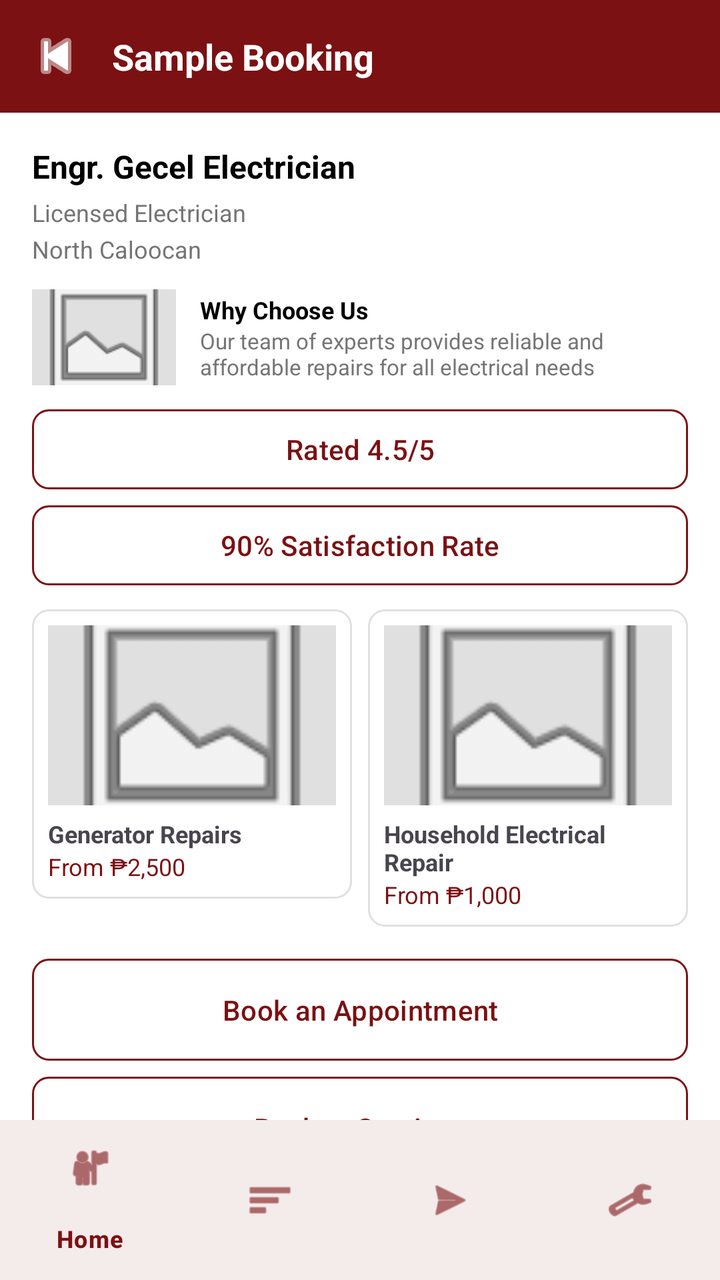
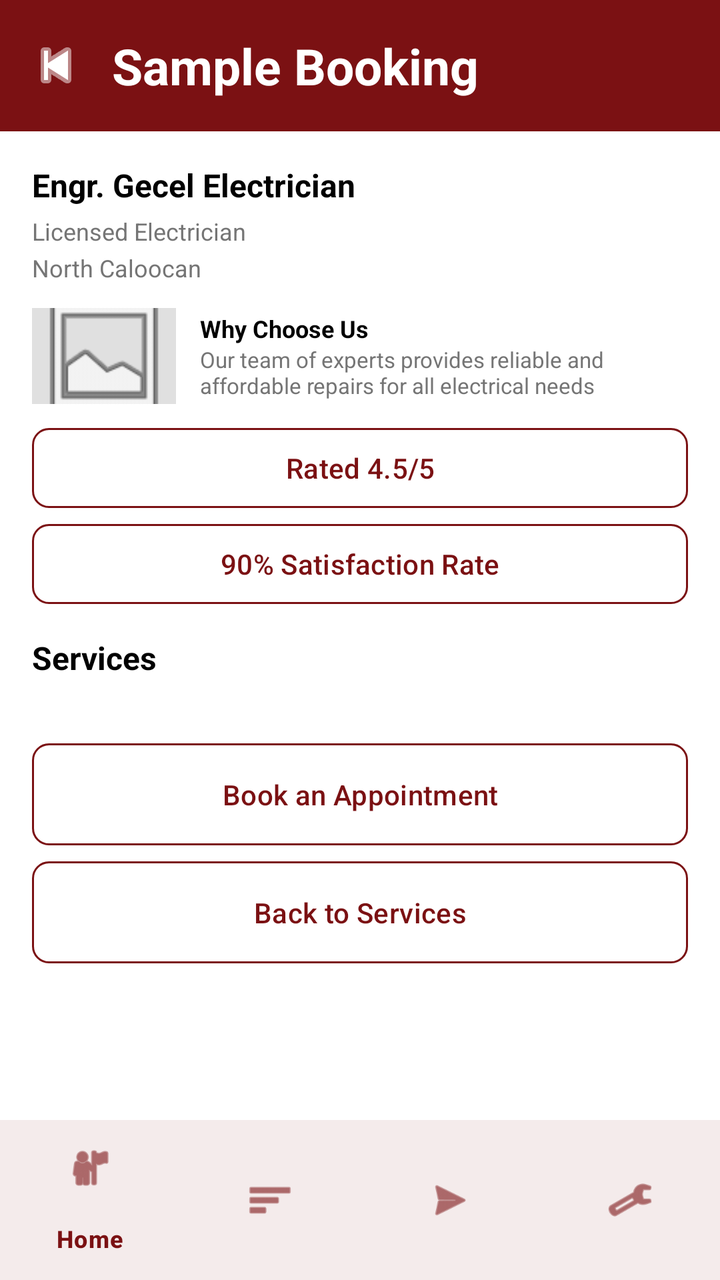

The first picture is an Android layout as it rendered before a commit; the second is the same layout after the commit. The layout source and the unified diff follow.
<!-- AndroidManifest.xml: application theme Theme.FixItFinderApp -->
<!-- res/layout/activity_booking.xml -->
<?xml version="1.0" encoding="utf-8"?>
<androidx.coordinatorlayout.widget.CoordinatorLayout
    xmlns:android="http://schemas.android.com/apk/res/android"
    xmlns:app="http://schemas.android.com/apk/res-auto"
    android:layout_width="match_parent"
    android:layout_height="match_parent"
    android:background="@color/white">

    <androidx.core.widget.NestedScrollView
        android:layout_width="match_parent"
        android:layout_height="match_parent"
        android:fillViewport="true">

        <androidx.constraintlayout.widget.ConstraintLayout
            android:layout_width="match_parent"
            android:layout_height="wrap_content">

            
            <LinearLayout
                android:id="@+id/headerLayout"
                android:layout_width="match_parent"
                android:layout_height="wrap_content"
                android:orientation="horizontal"
                android:background="@color/color_primary"
                android:padding="16dp"
                android:gravity="center_vertical"
                app:layout_constraintTop_toTopOf="parent"
                app:layout_constraintStart_toStartOf="parent"
                app:layout_constraintEnd_toEndOf="parent">

                <ImageButton
                    android:id="@+id/btnBack"
                    android:layout_width="24dp"
                    android:layout_height="24dp"
                    android:src="@android:drawable/ic_media_previous"
                    android:tint="@color/white"
                    android:padding="4dp"
                    android:background="?attr/selectableItemBackgroundBorderless"
                    android:contentDescription="Back"
                    android:layout_marginEnd="16dp" />

                <TextView
                    android:id="@+id/tvHeaderTitle"
                    android:layout_width="0dp"
                    android:layout_height="wrap_content"
                    android:layout_weight="1"
                    android:text="Sample Booking"
                    android:textSize="18sp"
                    android:textStyle="bold"
                    android:textColor="@color/white" />
            </LinearLayout>

            
            <TextView
                android:id="@+id/tvProviderName"
                android:layout_width="0dp"
                android:layout_height="wrap_content"
                android:text="Engr. Gecel Electrician"
                android:textSize="16sp"
                android:textStyle="bold"
                android:textColor="@android:color/black"
                android:layout_marginStart="16dp"
                android:layout_marginTop="16dp"
                app:layout_constraintTop_toBottomOf="@+id/headerLayout"
                app:layout_constraintStart_toStartOf="parent"
                app:layout_constraintEnd_toEndOf="parent" />

            <TextView
                android:id="@+id/tvProviderSubtitle"
                android:layout_width="0dp"
                android:layout_height="wrap_content"
                android:text="Licensed Electrician"
                android:textSize="12sp"
                android:textColor="#757575"
                android:layout_marginStart="16dp"
                android:layout_marginTop="4dp"
                app:layout_constraintTop_toBottomOf="@+id/tvProviderName"
                app:layout_constraintStart_toStartOf="parent"
                app:layout_constraintEnd_toEndOf="parent" />

            <TextView
                android:id="@+id/tvProviderLocation"
                android:layout_width="0dp"
                android:layout_height="wrap_content"
                android:text="North Caloocan"
                android:textSize="12sp"
                android:textColor="#757575"
                android:layout_marginStart="16dp"
                android:layout_marginTop="2dp"
                app:layout_constraintTop_toBottomOf="@+id/tvProviderSubtitle"
                app:layout_constraintStart_toStartOf="parent"
                app:layout_constraintEnd_toEndOf="parent" />

            
            <LinearLayout
                android:id="@+id/layoutWhy"
                android:layout_width="0dp"
                android:layout_height="wrap_content"
                android:layout_marginTop="12dp"
                android:layout_marginStart="16dp"
                android:layout_marginEnd="16dp"
                android:orientation="horizontal"
                android:gravity="center_vertical"
                app:layout_constraintTop_toBottomOf="@+id/tvProviderLocation"
                app:layout_constraintStart_toStartOf="parent"
                app:layout_constraintEnd_toEndOf="parent">

                <ImageView
                    android:layout_width="72dp"
                    android:layout_height="48dp"
                    android:scaleType="centerCrop"
                    android:contentDescription="Why Choose Us"
                    android:src="@android:drawable/ic_menu_gallery"
                    android:background="#E0E0E0" />

                <LinearLayout
                    android:layout_width="0dp"
                    android:layout_height="wrap_content"
                    android:layout_marginStart="12dp"
                    android:layout_weight="1"
                    android:orientation="vertical">

                    <TextView
                        android:layout_width="wrap_content"
                        android:layout_height="wrap_content"
                        android:text="Why Choose Us"
                        android:textStyle="bold"
                        android:textSize="12sp"
                        android:textColor="@android:color/black" />

                    <TextView
                        android:layout_width="wrap_content"
                        android:layout_height="wrap_content"
                        android:text="Our team of experts provides reliable and affordable repairs for all electrical needs"
                        android:textSize="11sp"
                        android:textColor="#757575" />
                </LinearLayout>
            </LinearLayout>

            <Button
                android:id="@+id/btnRating"
                android:layout_width="0dp"
                android:layout_height="40dp"
                android:layout_marginTop="12dp"
                android:layout_marginStart="16dp"
                android:layout_marginEnd="16dp"
                android:text="Rated 4.5/5"
                android:textColor="@color/color_primary"
                android:background="@drawable/button_outline_red"
                app:layout_constraintTop_toBottomOf="@+id/layoutWhy"
                app:layout_constraintStart_toStartOf="parent"
                app:layout_constraintEnd_toEndOf="parent" />

            <Button
                android:id="@+id/btnSatisfaction"
                android:layout_width="0dp"
                android:layout_height="40dp"
                android:layout_marginTop="8dp"
                android:layout_marginStart="16dp"
                android:layout_marginEnd="16dp"
                android:text="90% Satisfaction Rate"
                android:textColor="@color/color_primary"
                android:background="@drawable/button_outline_red"
                app:layout_constraintTop_toBottomOf="@+id/btnRating"
                app:layout_constraintStart_toStartOf="parent"
                app:layout_constraintEnd_toEndOf="parent" />

            <LinearLayout
                android:id="@+id/layoutServiceCards"
                android:layout_width="0dp"
                android:layout_height="wrap_content"
                android:layout_marginTop="12dp"
                android:layout_marginStart="16dp"
                android:layout_marginEnd="16dp"
                android:orientation="horizontal"
                app:layout_constraintTop_toBottomOf="@+id/btnSatisfaction"
                app:layout_constraintStart_toStartOf="parent"
                app:layout_constraintEnd_toEndOf="parent">

                <LinearLayout
                    android:layout_width="0dp"
                    android:layout_height="wrap_content"
                    android:layout_weight="1"
                    android:orientation="vertical"
                    android:background="@drawable/bg_service_card"
                    android:padding="8dp"
                    android:layout_marginEnd="8dp">

                    <ImageView
                        android:layout_width="match_parent"
                        android:layout_height="90dp"
                        android:scaleType="centerCrop"
                        android:background="#E0E0E0"
                        android:src="@android:drawable/ic_menu_gallery"
                        android:contentDescription="Service Image" />

                    <TextView
                        android:layout_width="wrap_content"
                        android:layout_height="wrap_content"
                        android:layout_marginTop="6dp"
                        android:text="Generator Repairs"
                        android:textSize="12sp"
                        android:textStyle="bold" />

                    <TextView
                        android:layout_width="wrap_content"
                        android:layout_height="wrap_content"
                        android:text="From ₱2,500"
                        android:textSize="12sp"
                        android:textColor="@color/color_primary" />
                </LinearLayout>

                <LinearLayout
                    android:layout_width="0dp"
                    android:layout_height="wrap_content"
                    android:layout_weight="1"
                    android:orientation="vertical"
                    android:background="@drawable/bg_service_card"
                    android:padding="8dp">

                    <ImageView
                        android:layout_width="match_parent"
                        android:layout_height="90dp"
                        android:scaleType="centerCrop"
                        android:background="#E0E0E0"
                        android:src="@android:drawable/ic_menu_gallery"
                        android:contentDescription="Service Image" />

                    <TextView
                        android:layout_width="wrap_content"
                        android:layout_height="wrap_content"
                        android:layout_marginTop="6dp"
                        android:text="Household Electrical Repair"
                        android:textSize="12sp"
                        android:textStyle="bold" />

                    <TextView
                        android:layout_width="wrap_content"
                        android:layout_height="wrap_content"
                        android:text="From ₱1,000"
                        android:textSize="12sp"
                        android:textColor="@color/color_primary" />
                </LinearLayout>
            </LinearLayout>

            
            <Button
                android:id="@+id/btnBookAppointment"
                android:layout_width="0dp"
                android:layout_height="wrap_content"
                android:text="Book an Appointment"
                android:textColor="@color/color_primary"
                android:background="@drawable/button_outline_red"
                android:padding="12dp"
                android:layout_marginTop="16dp"
                android:layout_marginStart="16dp"
                android:layout_marginEnd="16dp"
                app:layout_constraintTop_toBottomOf="@+id/layoutServiceCards"
                app:layout_constraintStart_toStartOf="parent"
                app:layout_constraintEnd_toEndOf="parent" />

            <Button
                android:id="@+id/btnBackToServices"
                android:layout_width="0dp"
                android:layout_height="wrap_content"
                android:text="Back to Services"
                android:textColor="@color/color_primary"
                android:background="@drawable/button_outline_red"
                android:padding="12dp"
                android:layout_marginTop="8dp"
                android:layout_marginStart="16dp"
                android:layout_marginEnd="16dp"
                android:layout_marginBottom="80dp"
                app:layout_constraintTop_toBottomOf="@+id/btnBookAppointment"
                app:layout_constraintStart_toStartOf="parent"
                app:layout_constraintEnd_toEndOf="parent" />

        </androidx.constraintlayout.widget.ConstraintLayout>
    </androidx.core.widget.NestedScrollView>

    
    <com.google.android.material.bottomnavigation.BottomNavigationView
        android:id="@+id/bottomNavigation"
        android:layout_width="match_parent"
        android:layout_height="wrap_content"
        android:layout_gravity="bottom"
        android:background="@color/white"
        app:itemTextColor="@color/color_primary"
        app:itemIconTint="@color/color_primary"
        app:menu="@menu/bottom_navigation" />

</androidx.coordinatorlayout.widget.CoordinatorLayout>
<!-- resources referenced by this layout -->
<resources>
  <color name="color_primary">#7B1113</color>
  <color name="white">#FFFFFFFF</color>
  <!-- drawable bg_service_card (drawable) -->
  <?xml version="1.0" encoding="utf-8"?>
  <shape xmlns:android="http://schemas.android.com/apk/res/android"
      android:shape="rectangle">
      <solid android:color="@android:color/white" />
      <stroke
          android:width="1dp"
          android:color="#E0E0E0" />
      <corners android:radius="8dp" />
  </shape>
  <!-- drawable button_outline_red (drawable) -->
  <?xml version="1.0" encoding="utf-8"?>
  <shape xmlns:android="http://schemas.android.com/apk/res/android"
      android:shape="rectangle">
      <solid android:color="@android:color/transparent" />
      <stroke
          android:width="1dp"
          android:color="@color/color_primary" />
      <corners android:radius="8dp" />
      <padding
          android:left="16dp"
          android:top="8dp"
          android:right="16dp"
          android:bottom="8dp" />
  </shape>
  <style name="Theme.FixItFinderApp" parent="Base.Theme.FixItFinderApp" />
  <style name="Base.Theme.FixItFinderApp" parent="Theme.Material3.DayNight.NoActionBar">
          <item name="colorPrimary">@color/color_primary</item>
          <item name="colorSecondary">@color/color_secondary</item>
          <item name="colorSurface">@color/color_background</item>
          <item name="colorOnSurface">@color/color_text_dark</item>
          <item name="colorPrimaryContainer">@color/color_primary</item>
          <item name="colorOnPrimary">@color/color_background</item>
      </style>
  <color name="color_secondary">#825037</color>
  <color name="color_background">#FFFFFF</color>
  <color name="color_text_dark">#2C2C2C</color>
</resources>

<!-- the commit's change to res/layout/activity_booking.xml (unified diff, before → after) -->
@@ -45,7 +45,7 @@
                     android:layout_height="wrap_content"
                     android:layout_weight="1"
                     android:text="Sample Booking"
-                    android:textSize="18sp"
+                    android:textSize="25sp"
                     android:textStyle="bold"
                     android:textColor="@color/white" />
             </LinearLayout>
@@ -165,83 +165,46 @@
                 app:layout_constraintStart_toStartOf="parent"
                 app:layout_constraintEnd_toEndOf="parent" />
 
-            <LinearLayout
-                android:id="@+id/layoutServiceCards"
-                android:layout_width="0dp"
-                android:layout_height="wrap_content"
-                android:layout_marginTop="12dp"
-                android:layout_marginStart="16dp"
-                android:layout_marginEnd="16dp"
-                android:orientation="horizontal"
+            <TextView
+                android:id="@+id/tvServicesTitle"
+                android:layout_width="wrap_content"
+                android:layout_height="wrap_content"
+                android:text="Services"
+                android:textSize="16sp"
+                android:textStyle="bold"
+                android:textColor="@android:color/black"
+                android:layout_marginTop="16dp"
+                android:layout_marginStart="16dp"
                 app:layout_constraintTop_toBottomOf="@+id/btnSatisfaction"
-                app:layout_constraintStart_toStartOf="parent"
-                app:layout_constraintEnd_toEndOf="parent">
-
-                <LinearLayout
-                    android:layout_width="0dp"
-                    android:layout_height="wrap_content"
-                    android:layout_weight="1"
-                    android:orientation="vertical"
-                    android:background="@drawable/bg_service_card"
-                    android:padding="8dp"
-                    android:layout_marginEnd="8dp">
-
-                    <ImageView
-                        android:layout_width="match_parent"
-                        android:layout_height="90dp"
-                        android:scaleType="centerCrop"
-                        android:background="#E0E0E0"
-                        android:src="@android:drawable/ic_menu_gallery"
-                        android:contentDescription="Service Image" />
-
-                    <TextView
-                        android:layout_width="wrap_content"
-                        android:layout_height="wrap_content"
-                        android:layout_marginTop="6dp"
-                        android:text="Generator Repairs"
-                        android:textSize="12sp"
-                        android:textStyle="bold" />
-
-                    <TextView
-                        android:layout_width="wrap_content"
-                        android:layout_height="wrap_content"
-                        android:text="From ₱2,500"
-                        android:textSize="12sp"
-                        android:textColor="@color/color_primary" />
-                </LinearLayout>
-
-                <LinearLayout
-                    android:layout_width="0dp"
-                    android:layout_height="wrap_content"
-                    android:layout_weight="1"
-                    android:orientation="vertical"
-                    android:background="@drawable/bg_service_card"
-                    android:padding="8dp">
-
-                    <ImageView
-                        android:layout_width="match_parent"
-                        android:layout_height="90dp"
-                        android:scaleType="centerCrop"
-                        android:background="#E0E0E0"
-                        android:src="@android:drawable/ic_menu_gallery"
-                        android:contentDescription="Service Image" />
-
-                    <TextView
-                        android:layout_width="wrap_content"
-                        android:layout_height="wrap_content"
-                        android:layout_marginTop="6dp"
-                        android:text="Household Electrical Repair"
-                        android:textSize="12sp"
-                        android:textStyle="bold" />
-
-                    <TextView
-                        android:layout_width="wrap_content"
-                        android:layout_height="wrap_content"
-                        android:text="From ₱1,000"
-                        android:textSize="12sp"
-                        android:textColor="@color/color_primary" />
-                </LinearLayout>
-            </LinearLayout>
+                app:layout_constraintStart_toStartOf="parent" />
+
+            <androidx.recyclerview.widget.RecyclerView
+                android:id="@+id/recyclerProviderServices"
+                android:layout_width="0dp"
+                android:layout_height="wrap_content"
+                android:layout_marginTop="8dp"
+                android:layout_marginStart="16dp"
+                android:layout_marginEnd="16dp"
+                android:clipToPadding="false"
+                android:paddingBottom="8dp"
+                app:layout_constraintTop_toBottomOf="@+id/tvServicesTitle"
+                app:layout_constraintStart_toStartOf="parent"
+                app:layout_constraintEnd_toEndOf="parent" />
+
+            <TextView
+                android:id="@+id/tvServicesEmpty"
+                android:layout_width="0dp"
+                android:layout_height="wrap_content"
+                android:text="No services listed yet."
+                android:textColor="#757575"
+                android:textSize="12sp"
+                android:layout_marginTop="6dp"
+                android:layout_marginStart="16dp"
+                android:layout_marginEnd="16dp"
+                android:visibility="gone"
+                app:layout_constraintTop_toBottomOf="@+id/recyclerProviderServices"
+                app:layout_constraintStart_toStartOf="parent"
+                app:layout_constraintEnd_toEndOf="parent" />
 
             
             <Button
@@ -255,7 +218,7 @@
                 android:layout_marginTop="16dp"
                 android:layout_marginStart="16dp"
                 android:layout_marginEnd="16dp"
-                app:layout_constraintTop_toBottomOf="@+id/layoutServiceCards"
+                app:layout_constraintTop_toBottomOf="@+id/tvServicesEmpty"
                 app:layout_constraintStart_toStartOf="parent"
                 app:layout_constraintEnd_toEndOf="parent" />
 
<!-- resource entries referenced after the edit -->
@@ -2,16 +2,6 @@
 <resources>
   <color name="color_primary">#7B1113</color>
   <color name="white">#FFFFFFFF</color>
-  <!-- drawable bg_service_card (drawable) -->
-  <?xml version="1.0" encoding="utf-8"?>
-  <shape xmlns:android="http://schemas.android.com/apk/res/android"
-      android:shape="rectangle">
-      <solid android:color="@android:color/white" />
-      <stroke
-          android:width="1dp"
-          android:color="#E0E0E0" />
-      <corners android:radius="8dp" />
-  </shape>
   <!-- drawable button_outline_red (drawable) -->
   <?xml version="1.0" encoding="utf-8"?>
   <shape xmlns:android="http://schemas.android.com/apk/res/android"
